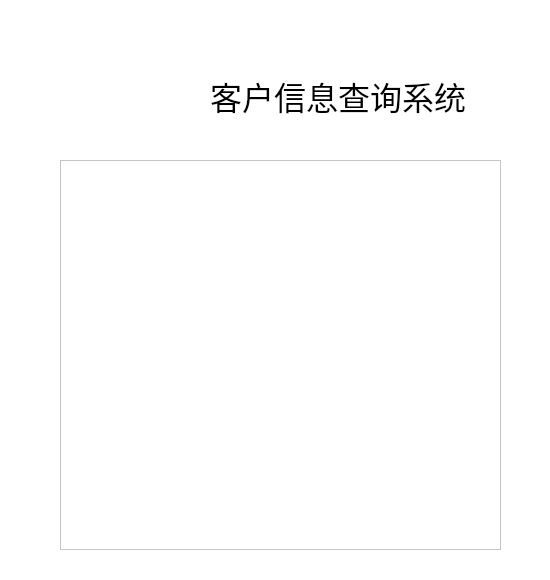
The window that QT/info.ui (psk0404/Flight-Booking-System) describes before a commit, drawn with Qt 5.
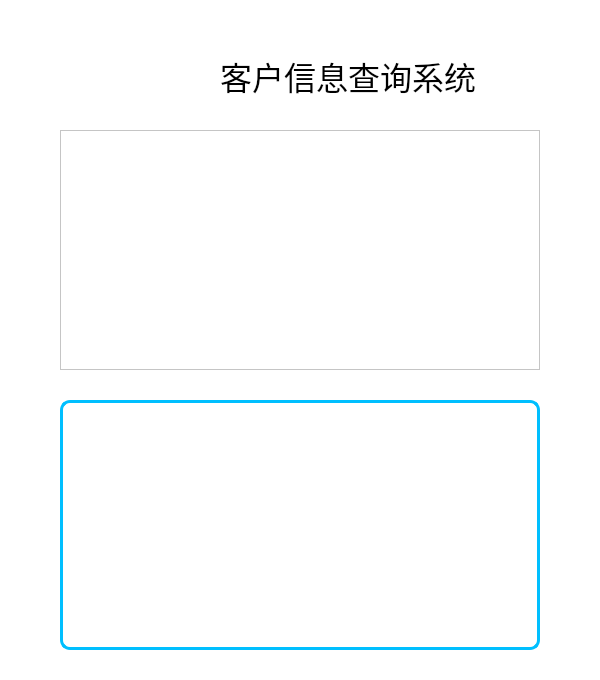
The same window after the commit. Icons and pictures are not drawn.

The edit to the form file:
```diff
--- a/QT/info.ui
+++ b/QT/info.ui
@@ -6,8 +6,8 @@
    <rect>
     <x>0</x>
     <y>0</y>
-    <width>550</width>
-    <height>580</height>
+    <width>600</width>
+    <height>680</height>
    </rect>
   </property>
   <property name="windowTitle">
@@ -26,9 +26,9 @@
     <property name="geometry">
      <rect>
       <x>60</x>
-      <y>160</y>
-      <width>441</width>
-      <height>390</height>
+      <y>130</y>
+      <width>480</width>
+      <height>240</height>
      </rect>
     </property>
     <property name="styleSheet">
@@ -57,8 +57,8 @@
       <rect>
        <x>0</x>
        <y>0</y>
-       <width>417</width>
-       <height>366</height>
+       <width>468</width>
+       <height>228</height>
       </rect>
      </property>
     </widget>
@@ -66,8 +66,8 @@
    <widget class="QLabel" name="label">
     <property name="geometry">
      <rect>
-      <x>210</x>
-      <y>70</y>
+      <x>220</x>
+      <y>50</y>
       <width>261</width>
       <height>51</height>
      </rect>
@@ -86,7 +86,7 @@
     <property name="geometry">
      <rect>
       <x>90</x>
-      <y>60</y>
+      <y>40</y>
       <width>91</width>
       <height>81</height>
      </rect>
@@ -101,6 +101,29 @@
      <bool>true</bool>
     </property>
    </widget>
+   <widget class="QLabel" name="map">
+    <property name="geometry">
+     <rect>
+      <x>60</x>
+      <y>400</y>
+      <width>480</width>
+      <height>250</height>
+     </rect>
+    </property>
+    <property name="styleSheet">
+     <string notr="true">QLabel {
+                border: 3px solid #00BFFF;  /* 蓝色边框 */
+                border-radius: 10px;  /* 边框圆角 */
+                padding: 2px;  /* 内边距，避免图片紧贴边框 */
+            }</string>
+    </property>
+    <property name="text">
+     <string/>
+    </property>
+    <property name="scaledContents">
+     <bool>true</bool>
+    </property>
+   </widget>
   </widget>
  </widget>
  <resources/>
```
Left out of the diff: 4 changed lines with no effect on the pictures.
